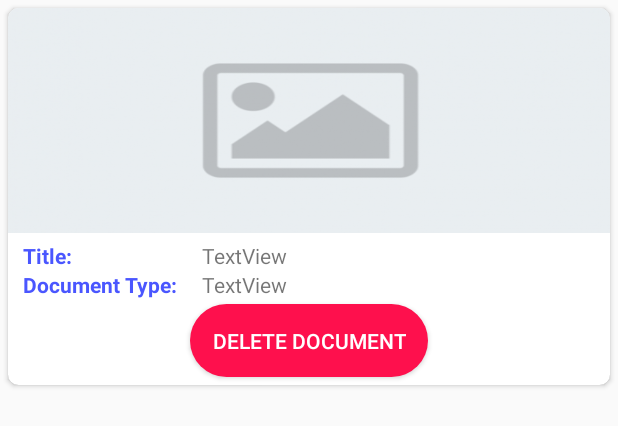
After one commit to Kartik-21/velts, an Android app: the layout item_upload_card_layout.xml on its own in the app's theme, with its tools: preview values and no code run, on a phone screen of 412 x 824 dp. The commit adds this screen. Shown: the top 426 px of the screen. Run offline under Robolectric (Android 15) with nearby library versions, the phone set to English and light mode, and no system bars.

Commit message:
layout editing v0.2 upload doc card added..

```diff
--- a/app/build.gradle
+++ b/app/build.gradle
@@ -29,4 +29,5 @@ dependencies {
     implementation 'com.google.code.gson:gson:2.8.0'
     implementation 'com.squareup.picasso:picasso:2.71828'
     implementation 'com.loopj.android:android-async-http:1.4.9'
+    implementation 'com.android.support:cardview-v7:28.0.0'
 }
--- a/app/src/main/java/r/vehciletowing/com/vehicletowrto/ApplyPenaltyActivity.java
+++ b/app/src/main/java/r/vehciletowing/com/vehicletowrto/ApplyPenaltyActivity.java
@@ -114,7 +114,7 @@ public class ApplyPenaltyActivity extends AppCompatActivity implements View.OnCl
                 {
                     new GetUserDetail().execute();
                 }
-            }else if (schoice.contains("Vahical Number")) {
+            }else if (schoice.contains("Vehical Number")) {
                 //           if (!valid.isValidAadhar(snumber.trim())) {
                 //             editnumber.setError("Enter Valid Aadhar No");
                 //               return;
--- a/app/src/main/java/r/vehciletowing/com/vehicletowrto/CheckDocumentActivity.java
+++ b/app/src/main/java/r/vehciletowing/com/vehicletowrto/CheckDocumentActivity.java
@@ -66,7 +66,7 @@ public class CheckDocumentActivity extends AppCompatActivity implements View.OnC
                 } else {
                     new CheckDoc().execute();
                 }
-            } else if (schoice.contains("Vahical Number")) {
+            } else if (schoice.contains("Vehical Number")) {
                 //           if (!valid.isValidAadhar(snumber.trim())) {
                 //             editnumber.setError("Enter Valid Aadhar No");
                 //               return;
--- a/app/src/main/java/r/vehciletowing/com/vehicletowrto/MyUploadsActivity.java
+++ b/app/src/main/java/r/vehciletowing/com/vehicletowrto/MyUploadsActivity.java
@@ -123,7 +123,7 @@ public class MyUploadsActivity extends AppCompatActivity {
             // TODO Auto-generated method stub
 
             if (convertView == null) {
-                convertView = getLayoutInflater().inflate(R.layout.item_mqp_layout, parent, false);
+                convertView = getLayoutInflater().inflate(R.layout.item_upload_card_layout, parent, false);
 
                 Holder = new ViewHolder();
                 Holder.title = (TextView) convertView.findViewById(R.id.textView2);
--- a/app/src/main/res/layout/activity_user_penalty2.xml
+++ b/app/src/main/res/layout/activity_user_penalty2.xml
@@ -13,7 +13,7 @@
         android:layout_height="wrap_content"
         android:layout_alignParentTop="true"
         android:layout_centerHorizontal="true"
-        android:layout_marginTop="70dp"
+        android:layout_marginTop="50dp"
         android:layout_marginBottom="10dp"
         android:text="Pay Online"
         android:textAppearance="?android:attr/textAppearanceLarge"
--- /dev/null
+++ b/app/src/main/res/layout/item_upload_card_layout.xml
@@ -0,0 +1,83 @@
+<?xml version="1.0" encoding="utf-8"?>
+<LinearLayout xmlns:android="http://schemas.android.com/apk/res/android"
+    xmlns:app="http://schemas.android.com/apk/res-auto"
+    android:layout_width="match_parent"
+    android:layout_height="wrap_content">
+
+    <android.support.v7.widget.CardView
+        android:layout_width="match_parent"
+        android:layout_height="wrap_content"
+        android:layout_margin="5dp"
+        android:elevation="5dp"
+        app:cardCornerRadius="7dp">
+
+        <RelativeLayout
+            android:layout_width="match_parent"
+            android:layout_height="wrap_content">
+
+            <TextView
+                android:id="@+id/textView3"
+                android:layout_width="wrap_content"
+                android:layout_height="wrap_content"
+                android:layout_below="@+id/textView2"
+                android:layout_alignParentLeft="true"
+                android:layout_marginLeft="10dp"
+                android:layout_marginBottom="3dp"
+                android:text="Document Type:"
+                android:textColor="@color/Blue"
+                android:textStyle="bold" />
+
+            <TextView
+                android:id="@+id/textView4"
+                android:layout_width="wrap_content"
+                android:layout_height="wrap_content"
+                android:layout_below="@+id/textView2"
+                android:layout_alignLeft="@+id/textView2"
+                android:text="TextView" />
+
+            <ImageView
+                android:id="@+id/imageView1"
+                android:layout_width="wrap_content"
+                android:layout_height="150dp"
+                android:layout_alignParentLeft="true"
+                android:layout_alignParentTop="true"
+                android:layout_alignParentRight="true"
+                android:scaleType="fitXY"
+                android:src="@drawable/default_image" />
+
+            <TextView
+                android:id="@+id/textView1"
+                android:layout_width="wrap_content"
+                android:layout_height="wrap_content"
+                android:layout_below="@+id/imageView1"
+                android:layout_alignParentLeft="true"
+                android:layout_marginLeft="10dp"
+                android:layout_marginTop="5dp"
+                android:text="Title:                          "
+                android:textColor="@color/Blue"
+                android:textStyle="bold" />
+
+            <TextView
+                android:id="@+id/textView2"
+                android:layout_width="wrap_content"
+                android:layout_height="wrap_content"
+                android:layout_below="@+id/imageView1"
+                android:layout_marginTop="5dp"
+                android:layout_toRightOf="@+id/textView1"
+                android:text="TextView" />
+
+            <Button
+                android:id="@+id/btnDele"
+                android:layout_width="wrap_content"
+                android:layout_height="wrap_content"
+                android:layout_below="@id/textView3"
+                android:layout_centerHorizontal="true"
+                android:layout_marginBottom="5dp"
+                android:background="@drawable/buttonstyle"
+                android:text="Delete Document"
+                android:textColor="#ffffff" />
+
+        </RelativeLayout>
+
+    </android.support.v7.widget.CardView>
+</LinearLayout>
```
Also changed, not shown: app/src/main/java/r/vehciletowing/com/vehicletowrto/CheckDocument1Activity.java (+23 -38 lines), app/src/main/res/layout/item_mqp_layout.xml (deleted, +0 -71 lines), app/src/main/res/layout/item_upload_card_inspector_layout.xml (added, +71 -0 lines).
